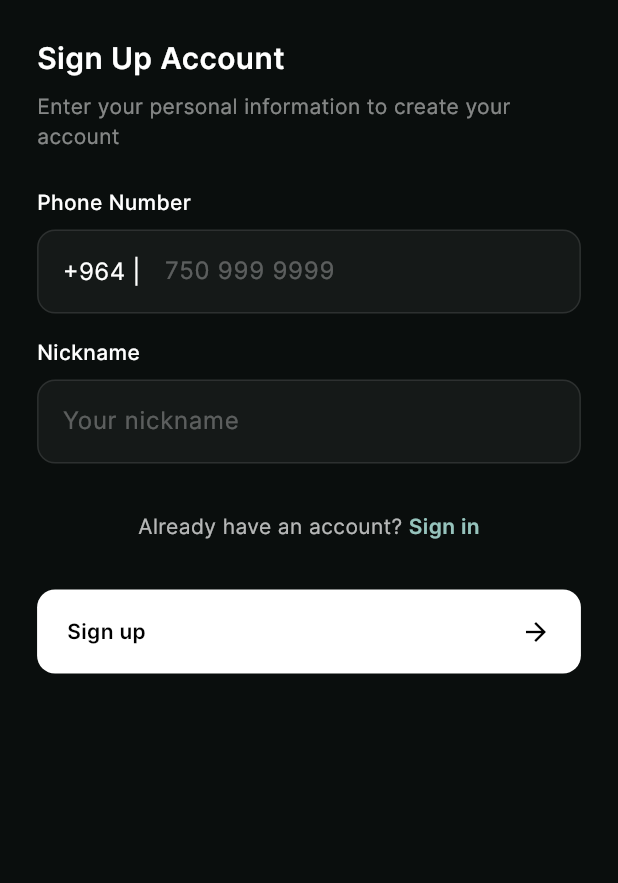
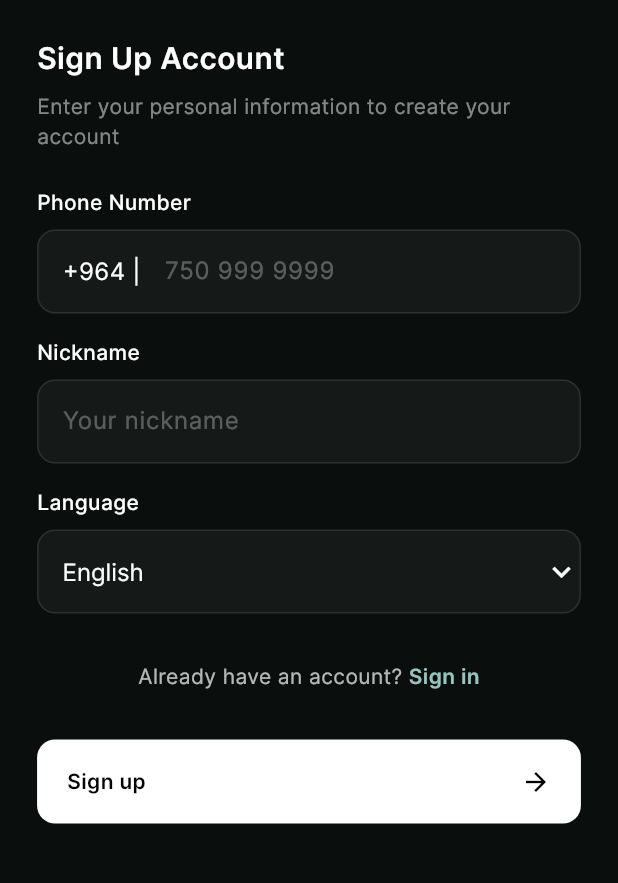
Before and after one commit to botanPro/chon, a Flutter app: the SignUpDrawer widget shown alone on an empty page, opened directly, on a phone screen of 412 x 824 dp, the part 189-1072 px from its top. Run offline on Flutter 3.47's test engine with Material 3 defaults, Android fonts, the phone set to English and light mode, and no system bars; our stand-ins replace confetti, flutter_svg, google_fonts.

Commit message:
added language to signup + api

```diff
--- a/lib/screens/auth/auth_screen.dart
+++ b/lib/screens/auth/auth_screen.dart
@@ -393,6 +393,7 @@ class _SignUpDrawerState extends State<SignUpDrawer>
   final TextEditingController _phoneController = TextEditingController();
   final TextEditingController _passwordController = TextEditingController();
   final TextEditingController _nicknameController = TextEditingController();
+  String _selectedLanguage = 'English'; // Default language
 
   @override
   void initState() {
@@ -565,6 +566,12 @@ class _SignUpDrawerState extends State<SignUpDrawer>
                   widget.isSignIn
                       ? const SizedBox.shrink() // No password field for sign in
                       : _buildNicknameField(isSmallScreen),
+                  widget.isSignIn
+                      ? const SizedBox.shrink() // No language field for sign in
+                      : const SizedBox(height: 16),
+                  widget.isSignIn
+                      ? const SizedBox.shrink() // No language field for sign in
+                      : _buildLanguageField(isSmallScreen),
                   const SizedBox(height: 32),
                   Row(
                     mainAxisAlignment: MainAxisAlignment.center,
@@ -786,13 +793,81 @@ class _SignUpDrawerState extends State<SignUpDrawer>
     );
   }
 
+  Widget _buildLanguageField(bool isSmallScreen) {
+    return Column(
+      crossAxisAlignment: CrossAxisAlignment.start,
+      children: [
+        Text(
+          'Language',
+          style: GoogleFonts.inter(
+            fontSize: isSmallScreen ? 12 : 14,
+            fontWeight: FontWeight.w500,
+            color: Colors.white,
+          ),
+        ),
+        const SizedBox(height: 8),
+        Container(
+          height: 56,
+          decoration: BoxDecoration(
+            color: const Color(0xFF151918),
+            borderRadius: BorderRadius.circular(12),
+            border: Border.all(
+              color: Colors.white.withOpacity(0.1),
+              width: 1,
+            ),
+          ),
+          child: DropdownButtonHideUnderline(
+            child: DropdownButton<String>(
+              value: _selectedLanguage,
+              isExpanded: true,
+              dropdownColor: const Color(0xFF151918),
+              icon: const Icon(
+                Icons.keyboard_arrow_down,
+                color: Colors.white,
+              ),
+              style: GoogleFonts.inter(
+                color: Colors.white,
+                fontSize: isSmallScreen ? 14 : 16,
+              ),
+              items: const [
+                DropdownMenuItem<String>(
+                  value: 'English',
+                  child: Padding(
+                    padding: EdgeInsets.symmetric(horizontal: 16),
+                    child: Text('English'),
+                  ),
+                ),
+                DropdownMenuItem<String>(
+                  value: 'Kurdish Sorani',
+                  child: Padding(
+                    padding: EdgeInsets.symmetric(horizontal: 16),
+                    child: Text('Kurdish Sorani'),
+                  ),
+                ),
+              ],
+              onChanged: (String? newValue) {
+                if (newValue != null) {
+                  setState(() {
+                    _selectedLanguage = newValue;
+                  });
+                }
+              },
+            ),
+          ),
+        ),
+      ],
+    );
+  }
+
   Future<void> _handleSignUp() async {
     final phone = _phoneController.text.trim();
     final nickname = _nicknameController.text.trim();
 
     if (phone.isEmpty || nickname.isEmpty) {
       ScaffoldMessenger.of(context).showSnackBar(
-        const SnackBar(content: Text('Please enter phone and nickname.')),
+        const SnackBar(
+            content:
+                Text('Please enter phone, nickname, and select a language.')),
       );
       return;
     }
@@ -812,6 +887,7 @@ class _SignUpDrawerState extends State<SignUpDrawer>
       final requestBody = {
         'whatsapp_number': formattedPhone,
         'nickname': nickname,
+        'language': _selectedLanguage,
       };
 
       print('Sign Up - Request Body: $requestBody');
--- a/lib/services/auth_service.dart
+++ b/lib/services/auth_service.dart
@@ -17,6 +17,7 @@ class AuthService extends ChangeNotifier {
   String? _token; // JWT token for API authentication
   String? _nickname; // User's nickname
   int _level = 0; // User's level
+  String _language = 'English'; // User's preferred language
 
   // User financial data
   double _balance = 0.0;
@@ -31,6 +32,7 @@ class AuthService extends ChangeNotifier {
   String? get token => _token; // Getter for JWT token
   String? get nickname => _nickname; // Getter for nickname
   int get level => _level; // Getter for level
+  String get language => _language; // Getter for language
   double get balance => _balance;
   List<Transaction> get transactions => List.unmodifiable(_transactions);
   List<GameResult> get gameHistory => List.unmodifiable(_gameHistory);
@@ -43,6 +45,7 @@ class AuthService extends ChangeNotifier {
       _userId = null; // Clear user ID on logout
       _nickname = null; // Clear nickname on logout
       _level = 0; // Reset level on logout
+      _language = 'English'; // Reset language on logout
     }
     notifyListeners();
   }
@@ -68,6 +71,12 @@ class AuthService extends ChangeNotifier {
   /// Sets the user's level
   void setLevel(int level) {
     _level = level;
+    notifyListeners();
+  }
+
+  /// Sets the user's preferred language
+  void setLanguage(String language) {
+    _language = language;
     notifyListeners();
   }
 
```
Also changed, not shown: pubspec.lock.
